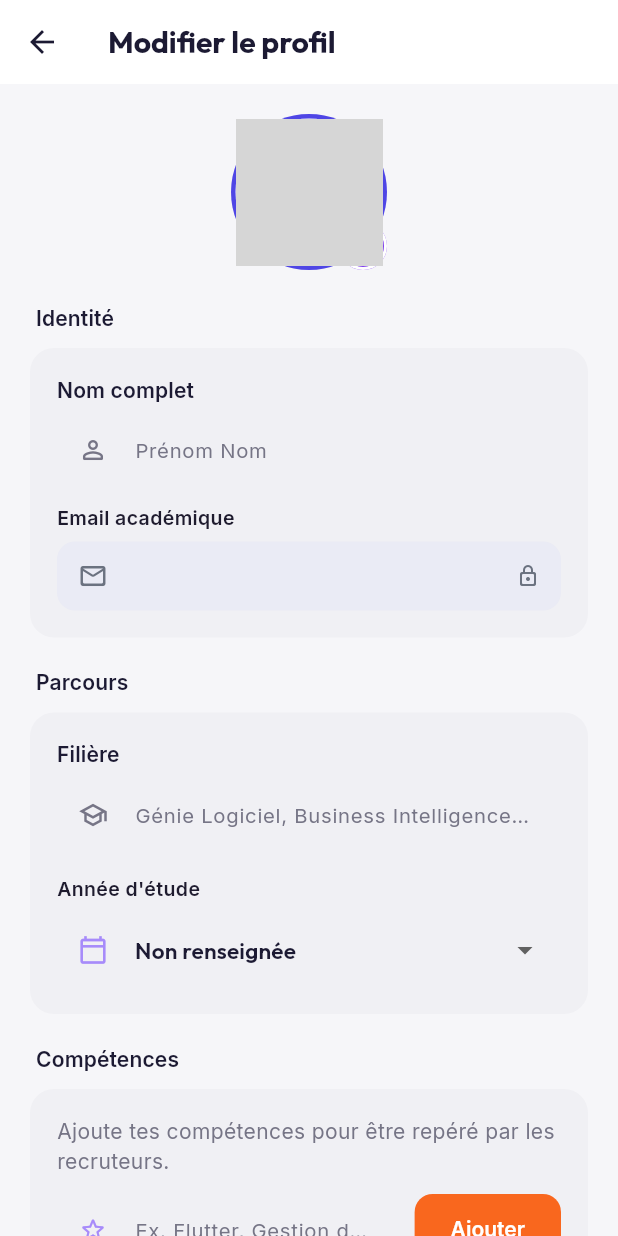
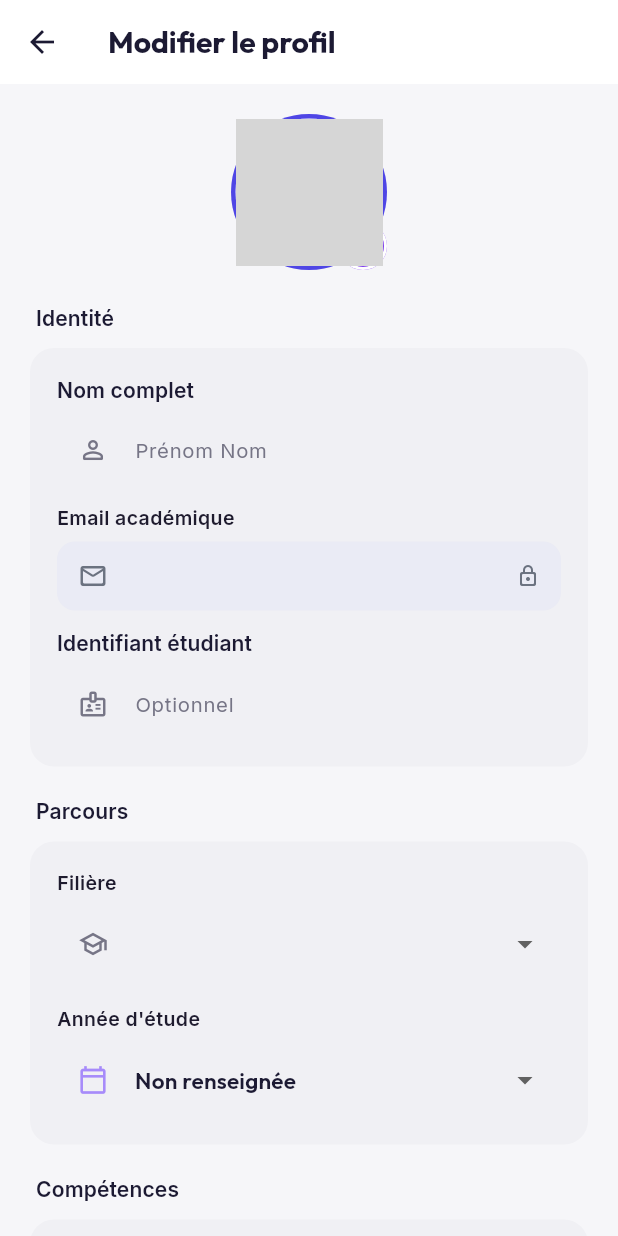
Before and after one commit to Ranimaj/Projet_Mobile, a Flutter app: the EditProfileScreen screen opened directly, on a phone screen of 412 x 824 dp. Run offline on Flutter 3.47's test engine with Material 3 defaults, Android fonts, the light colour scheme and no system bars; our stand-ins replace cached_network_image, cloud_firestore, connectivity_plus, equatable, file_picker, firebase_auth and 13 more; accounts and stored records are empty; network calls fail; grey boxes are pictures that could not be loaded.

Commit message:
feat(profile): department dropdown and student id

```diff
--- a/lib/core/utils/validators.dart
+++ b/lib/core/utils/validators.dart
@@ -98,6 +98,15 @@ class Validators {
     return null;
   }
 
+  static final RegExp _studentIdRegex = RegExp(r'^[A-Za-z0-9]{6,12}$');
+
+  /// Identifiant étudiant : facultatif, sinon 6 à 12 caractères alphanumériques.
+  static String? studentId(String? value) {
+    final v = (value ?? '').trim();
+    if (v.isEmpty) return null;
+    return _studentIdRegex.hasMatch(v) ? null : 'Identifiant invalide (6 à 12 caractères)';
+  }
+
   /// Compétence ajoutée au profil (ex. "Flutter", "Gestion de projet").
   static String? skill(String? value, {List<String> existing = const []}) {
     final v = (value ?? '').trim();
--- a/lib/models/user_model.dart
+++ b/lib/models/user_model.dart
@@ -240,6 +240,7 @@ class AppUser {
     DateTime? updatedAt,
     String? campus,
     String? studentId,
+    bool clearStudentId = false,
     StudentCard? studentCard,
   }) {
     return AppUser(
@@ -260,7 +261,7 @@ class AppUser {
       skills: skills ?? this.skills,
       updatedAt: updatedAt ?? this.updatedAt,
       campus: campus ?? this.campus,
-      studentId: studentId ?? this.studentId,
+      studentId: clearStudentId ? null : (studentId ?? this.studentId),
       disabled: disabled,
       studentCard: studentCard ?? this.studentCard,
     );
--- a/lib/screens/profile/edit_profile_screen.dart
+++ b/lib/screens/profile/edit_profile_screen.dart
@@ -12,7 +12,7 @@ import '../../models/user_model.dart';
 import '../../providers/auth_provider.dart';
 import '../../widgets/auth/auth_feedback.dart';
 import '../../widgets/auth/auth_text_field.dart';
-import '../../widgets/primary_button.dart';
+import '../../widgets/pill_button.dart';
 import '../../widgets/section_card.dart';
 
 /// BF3 — modifier son profil : photo, nom, filière, année, compétences.
@@ -27,12 +27,15 @@ class EditProfileScreen extends StatefulWidget {
 }
 
 class _EditProfileScreenState extends State<EditProfileScreen> {
+  static const _otherDepartment = 'Autre';
   final _formKey = GlobalKey<FormState>();
   late final TextEditingController _nameCtrl;
   late final TextEditingController _majorCtrl;
+  late final TextEditingController _studentIdCtrl;
   final _skillCtrl = TextEditingController();
 
   String? _year;
+  String? _department;
   late List<String> _skills;
   String? _skillError;
   bool _uploadingAvatar = false;
@@ -42,7 +45,18 @@ class _EditProfileScreenState extends State<EditProfileScreen> {
     super.initState();
     final user = context.read<AuthProvider>().currentUser!;
     _nameCtrl = TextEditingController(text: user.fullName);
-    _majorCtrl = TextEditingController(text: user.major ?? '');
+    final major = (user.major ?? '').trim();
+    if (major.isEmpty) {
+      _department = null;
+      _majorCtrl = TextEditingController();
+    } else if (AppConstants.departments.contains(major)) {
+      _department = major;
+      _majorCtrl = TextEditingController();
+    } else {
+      _department = _otherDepartment;
+      _majorCtrl = TextEditingController(text: major);
+    }
+    _studentIdCtrl = TextEditingController(text: user.studentId ?? '');
     _year = (user.year?.isEmpty ?? true) ? null : user.year;
     _skills = List.of(user.skills);
   }
@@ -51,6 +65,7 @@ class _EditProfileScreenState extends State<EditProfileScreen> {
   void dispose() {
     _nameCtrl.dispose();
     _majorCtrl.dispose();
+    _studentIdCtrl.dispose();
     _skillCtrl.dispose();
     super.dispose();
   }
@@ -74,7 +89,9 @@ class _EditProfileScreenState extends State<EditProfileScreen> {
     setState(() => _uploadingAvatar = false);
     showAuthSnack(
       context,
-      ok ? 'Photo de profil mise à jour.' : (auth.errorMessage ?? 'Envoi impossible.'),
+      ok
+          ? 'Photo de profil mise à jour.'
+          : (auth.errorMessage ?? 'Envoi impossible.'),
       isError: !ok,
     );
   }
@@ -86,7 +103,8 @@ class _EditProfileScreenState extends State<EditProfileScreen> {
       return;
     }
     if (_skills.length >= AppConstants.maxSkills) {
-      setState(() => _skillError = '${AppConstants.maxSkills} compétences maximum');
+      setState(
+          () => _skillError = '${AppConstants.maxSkills} compétences maximum');
       return;
     }
     setState(() {
@@ -100,9 +118,14 @@ class _EditProfileScreenState extends State<EditProfileScreen> {
     FocusScope.of(context).unfocus();
     if (!_formKey.currentState!.validate()) return;
     final auth = context.read<AuthProvider>();
+    final studentId = _studentIdCtrl.text.trim();
     final updated = auth.currentUser!.copyWith(
       fullName: _nameCtrl.text,
-      major: _majorCtrl.text.trim(),
+      major: _department == _otherDepartment
+          ? _majorCtrl.text.trim()
+          : (_department ?? ''),
+      studentId: studentId.isEmpty ? null : studentId,
+      clearStudentId: studentId.isEmpty,
       year: _year ?? '',
       skills: _skills,
     );
@@ -120,9 +143,14 @@ class _EditProfileScreenState extends State<EditProfileScreen> {
   Widget build(BuildContext context) {
     final auth = context.watch<AuthProvider>();
     final user = auth.currentUser;
-    if (user == null) return const Scaffold(body: Center(child: CircularProgressIndicator()));
+    if (user == null) {
+      return const Scaffold(body: Center(child: CircularProgressIndicator()));
+    }
 
-    final yearItems = <String>{...AppConstants.studyYears, if (_year != null) _year!}.toList();
+    final yearItems = <String>{
+      ...AppConstants.studyYears,
+      if (_year != null) _year!
+    }.toList();
 
     return Scaffold(
       appBar: AppBar(title: const Text('Modifier le profil')),
@@ -155,7 +183,18 @@ class _EditProfileScreenState extends State<EditProfileScreen> {
                       validator: Validators.fullName,
                     ),
                     const SizedBox(height: 12),
-                    _ReadOnlyField(label: 'Email académique', value: user.email),
+                    _ReadOnlyField(
+                        label: 'Email académique', value: user.email),
+                    const SizedBox(height: 12),
+                    AuthTextField(
+                      key: const Key('student-id'),
+                      label: 'Identifiant étudiant',
+                      hint: 'Optionnel',
+                      icon: Icons.badge_outlined,
+                      controller: _studentIdCtrl,
+                      textInputAction: TextInputAction.next,
+                      validator: Validators.studentId,
+                    ),
                   ],
                 ),
                 const SizedBox(height: 20),
@@ -163,14 +202,31 @@ class _EditProfileScreenState extends State<EditProfileScreen> {
                   title: 'Parcours',
                   padding: const EdgeInsets.all(18),
                   children: [
-                    AuthTextField(
-                      label: 'Filière',
-                      hint: 'Génie Logiciel, Business Intelligence…',
-                      icon: Icons.school_outlined,
-                      controller: _majorCtrl,
-                      textInputAction: TextInputAction.next,
-                      validator: Validators.major,
+                    const _FieldLabel('Filière'),
+                    const SizedBox(height: 6),
+                    DropdownButtonFormField<String>(
+                      key: const Key('department-dropdown'),
+                      initialValue: _department,
+                      isExpanded: true,
+                      decoration: const InputDecoration(
+                          prefixIcon: Icon(Icons.school_outlined, size: 20)),
+                      items: [
+                        for (final d in AppConstants.departments)
+                          DropdownMenuItem<String>(value: d, child: Text(d)),
+                      ],
+                      onChanged: (v) => setState(() => _department = v),
                     ),
+                    if (_department == _otherDepartment) ...[
+                      const SizedBox(height: 12),
+                      AuthTextField(
+                        key: const Key('department-other'),
+                        label: 'Précise ta filière',
+                        icon: Icons.edit_outlined,
+                        controller: _majorCtrl,
+                        textInputAction: TextInputAction.next,
+                        validator: Validators.major,
+                      ),
+                    ],
                     const SizedBox(height: 16),
                     const _FieldLabel('Année d\'étude'),
                     const SizedBox(height: 6),
@@ -178,11 +234,14 @@ class _EditProfileScreenState extends State<EditProfileScreen> {
                       key: const Key('year-dropdown'),
                       initialValue: _year,
                       decoration: const InputDecoration(
-                        prefixIcon: Icon(Icons.calendar_today_outlined, size: 20, color: AppColors.lavender),
+                        prefixIcon: Icon(Icons.calendar_today_outlined,
+                            size: 20, color: AppColors.lavender),
                       ),
                       items: [
-                        const DropdownMenuItem<String?>(value: null, child: Text('Non renseignée')),
-                        for (final y in yearItems) DropdownMenuItem<String?>(value: y, child: Text(y)),
+                        const DropdownMenuItem<String?>(
+                            value: null, child: Text('Non renseignée')),
+                        for (final y in yearItems)
+                          DropdownMenuItem<String?>(value: y, child: Text(y)),
                       ],
                       onChanged: (v) => setState(() => _year = v),
                     ),
@@ -206,8 +265,10 @@ class _EditProfileScreenState extends State<EditProfileScreen> {
                           for (final skill in _skills)
                             InputChip(
                               label: Text(skill),
-                              onDeleted: () => setState(() => _skills.remove(skill)),
-                              deleteIcon: const Icon(Icons.close_rounded, size: 16),
+                              onDeleted: () =>
+                                  setState(() => _skills.remove(skill)),
+                              deleteIcon:
+                                  const Icon(Icons.close_rounded, size: 16),
                               deleteIconColor: AppColors.textSecondary,
                             ),
                         ],
@@ -224,12 +285,15 @@ class _EditProfileScreenState extends State<EditProfileScreen> {
                             textCapitalization: TextCapitalization.sentences,
                             onSubmitted: (_) => _addSkill(),
                             onChanged: (_) {
-                              if (_skillError != null) setState(() => _skillError = null);
+                              if (_skillError != null) {
+                                setState(() => _skillError = null);
+                              }
                             },
                             decoration: InputDecoration(
                               hintText: 'Ex. Flutter, Gestion de projet',
                               errorText: _skillError,
-                              prefixIcon: const Icon(Icons.star_outline_rounded, size: 20, color: AppColors.lavender),
+                              prefixIcon: const Icon(Icons.star_outline_rounded,
+                                  size: 20, color: AppColors.lavender),
                             ),
                           ),
                         ),
@@ -239,7 +303,8 @@ class _EditProfileScreenState extends State<EditProfileScreen> {
                           child: FilledButton.tonal(
                             onPressed: _addSkill,
                             style: FilledButton.styleFrom(
-                              shape: RoundedRectangleBorder(borderRadius: BorderRadius.circular(12)),
+                              shape: RoundedRectangleBorder(
+                                  borderRadius: BorderRadius.circular(12)),
                             ),
                             child: const Text('Ajouter'),
                           ),
@@ -249,7 +314,7 @@ class _EditProfileScreenState extends State<EditProfileScreen> {
                   ],
                 ),
                 const SizedBox(height: 26),
-                PrimaryButton(
+                PillButton(
                   label: 'Enregistrer',
                   icon: Icons.check_rounded,
                   isLoading: auth.isLoading && !_uploadingAvatar,
@@ -268,7 +333,8 @@ class _AvatarEditor extends StatelessWidget {
   final AppUser user;
   final bool busy;
   final VoidCallback? onTap;
-  const _AvatarEditor({required this.user, required this.busy, required this.onTap});
+  const _AvatarEditor(
+      {required this.user, required this.busy, required this.onTap});
 
   @override
   Widget build(BuildContext context) {
@@ -279,17 +345,24 @@ class _AvatarEditor extends StatelessWidget {
             width: 104,
             height: 104,
             padding: const EdgeInsets.all(3),
-            decoration: const BoxDecoration(color: AppColors.primary, shape: BoxShape.circle),
+            decoration: const BoxDecoration(
+                color: AppColors.primary, shape: BoxShape.circle),
             child: CircleAvatar(
               backgroundColor: AppColors.surface,
-              backgroundImage:
-                  user.photoUrl == null ? null : CachedNetworkImageProvider(user.photoUrl!),
+              backgroundImage: user.photoUrl == null
+                  ? null
+                  : CachedNetworkImageProvider(user.photoUrl!),
               child: busy
-                  ? const SizedBox(width: 26, height: 26, child: CircularProgressIndicator(strokeWidth: 2.5))
+                  ? const SizedBox(
+                      width: 26,
+                      height: 26,
+                      child: CircularProgressIndicator(strokeWidth: 2.5))
                   : user.photoUrl == null
                       ? Text(user.initials,
                           style: const TextStyle(
-                              fontSize: 30, fontWeight: FontWeight.w700, color: AppColors.primary))
+                              fontSize: 30,
+                              fontWeight: FontWeight.w700,
+                              color: AppColors.primary))
                       : null,
             ),
           ),
@@ -298,13 +371,15 @@ class _AvatarEditor extends StatelessWidget {
             bottom: 0,
             child: Material(
               color: AppColors.primary2,
-              shape: const CircleBorder(side: BorderSide(color: Colors.white, width: 2)),
+              shape: const CircleBorder(
+                  side: BorderSide(color: Colors.white, width: 2)),
               child: InkWell(
                 customBorder: const CircleBorder(),
                 onTap: busy ? null : onTap,
                 child: const Padding(
                   padding: EdgeInsets.all(8),
-                  child: Icon(Icons.photo_camera_rounded, size: 16, color: Colors.white),
+                  child: Icon(Icons.photo_camera_rounded,
+                      size: 16, color: Colors.white),
                 ),
               ),
             ),
@@ -323,7 +398,10 @@ class _FieldLabel extends StatelessWidget {
   Widget build(BuildContext context) {
     return Text(
       text,
-      style: const TextStyle(fontSize: 13, fontWeight: FontWeight.w600, color: AppColors.textPrimary),
+      style: const TextStyle(
+          fontSize: 13,
+          fontWeight: FontWeight.w600,
+          color: AppColors.textPrimary),
     );
   }
 }
@@ -350,10 +428,14 @@ class _ReadOnlyField extends StatelessWidget {
           ),
           child: Row(
             children: [
-              const Icon(Icons.mail_outline_rounded, size: 20, color: AppColors.textSecondary),
+              const Icon(Icons.mail_outline_rounded,
+                  size: 20, color: AppColors.textSecondary),
               const SizedBox(width: 10),
-              Expanded(child: Text(value, style: const TextStyle(color: AppColors.textSecondary))),
-              const Icon(Icons.lock_outline_rounded, size: 16, color: AppColors.textSecondary),
+              Expanded(
+                  child: Text(value,
+                      style: const TextStyle(color: AppColors.textSecondary))),
+              const Icon(Icons.lock_outline_rounded,
+                  size: 16, color: AppColors.textSecondary),
             ],
           ),
         ),
```
Also changed, not shown: 2 other files.
